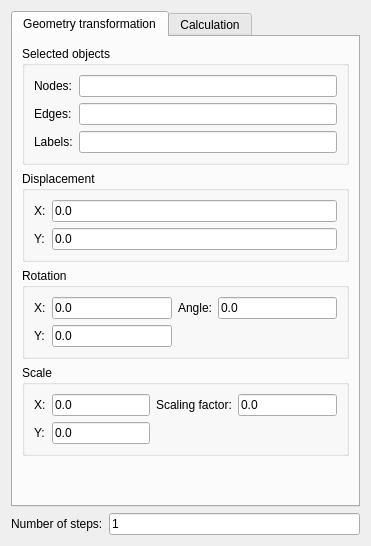
This is resources/forms/Serial Calculations.ui in hpfem/agros2d as Qt 5 draws it before an edit. The edited form follows.
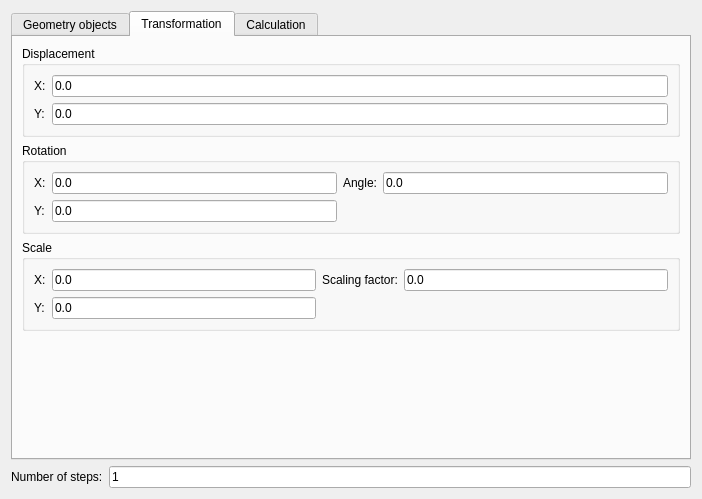
This is the edited form. The open tabs and pages were chosen to show the change.

Commit message: serial calculations form improved

Diff of the .ui file:
```diff
--- a/resources/forms/Serial Calculations.ui
+++ b/resources/forms/Serial Calculations.ui
@@ -6,8 +6,8 @@
    <rect>
     <x>0</x>
     <y>0</y>
-    <width>371</width>
-    <height>546</height>
+    <width>702</width>
+    <height>499</height>
    </rect>
   </property>
   <property name="windowTitle">
@@ -38,12 +38,67 @@
        <property name="currentIndex">
         <number>0</number>
        </property>
+       <widget class="QWidget" name="tab_3">
+        <attribute name="title">
+         <string>Geometry objects</string>
+        </attribute>
+        <layout class="QGridLayout" name="gridLayout_9">
+         <item row="0" column="1">
+          <widget class="QGroupBox" name="groupBox_6">
+           <property name="title">
+            <string>Edges</string>
+           </property>
+           <layout class="QHBoxLayout" name="horizontalLayout">
+            <item>
+             <widget class="QListWidget" name="lstEdges">
+              <property name="dataType" stdset="0">
+               <string>edges</string>
+              </property>
+             </widget>
+            </item>
+           </layout>
+          </widget>
+         </item>
+         <item row="0" column="0">
+          <widget class="QGroupBox" name="groupBox_5">
+           <property name="title">
+            <string>Nodes</string>
+           </property>
+           <layout class="QGridLayout" name="gridLayout_10">
+            <item row="1" column="0">
+             <widget class="QListWidget" name="lstNodes">
+              <property name="dataType" stdset="0">
+               <string>nodes</string>
+              </property>
+             </widget>
+            </item>
+           </layout>
+          </widget>
+         </item>
+         <item row="0" column="2">
+          <widget class="QGroupBox" name="groupBox_7">
+           <property name="title">
+            <string>Labels</string>
+           </property>
+           <layout class="QGridLayout" name="gridLayout_11">
+            <item row="0" column="0">
+             <widget class="QListWidget" name="lstLabels">
+              <property name="dataType" stdset="0">
+               <string>labels</string>
+              </property>
+             </widget>
+            </item>
+           </layout>
+          </widget>
+         </item>
+        </layout>
+       </widget>
        <widget class="QWidget" name="tab">
         <attribute name="title">
-         <string>Geometry transformation</string>
+         <string>Transformation</string>
         </attribute>
         <layout class="QGridLayout" name="gridLayout_3">
-         <item row="4" column="0">
+         <item row="3" column="0">
           <widget class="QGroupBox" name="groupBox_3">
            <property name="title">
             <string>Scale</string>
@@ -103,64 +158,20 @@
            </layout>
           </widget>
          </item>
-         <item row="0" column="0">
-          <widget class="QGroupBox" name="groupBox_4">
-           <property name="title">
-            <string>Selected objects</string>
+         <item row="4" column="0">
+          <spacer name="verticalSpacer_2">
+           <property name="orientation">
+            <enum>Qt::Vertical</enum>
            </property>
-           <layout class="QGridLayout" name="gridLayout_7">
-            <item row="2" column="1">
-             <widget class="QLineEdit" name="txtLabels">
-              <property name="dataType" stdset="0">
-               <string>string</string>
-              </property>
-             </widget>
-            </item>
-            <item row="2" column="0">
-             <widget class="QLabel" name="label_5">
-              <property name="text">
-               <string>Labels:</string>
-              </property>
-             </widget>
-            </item>
-            <item row="0" column="1">
-             <widget class="QLineEdit" name="txtNodes">
-              <property name="dataType" stdset="0">
-               <string>string</string>
-              </property>
-             </widget>
-            </item>
-            <item row="1" column="1">
-             <widget class="QLineEdit" name="txtEdges">
-              <property name="accessibleName">
-               <string/>
-              </property>
-              <property name="text">
-               <string/>
-              </property>
-              <property name="dataType" stdset="0">
-               <string>string</string>
-              </property>
-             </widget>
-            </item>
-            <item row="1" column="0">
-             <widget class="QLabel" name="label">
-              <property name="text">
-               <string>Edges:</string>
-              </property>
-             </widget>
-            </item>
-            <item row="0" column="0">
-             <widget class="QLabel" name="label_6">
-              <property name="text">
-               <string>Nodes:</string>
-              </property>
-             </widget>
-            </item>
-           </layout>
-          </widget>
+           <property name="sizeHint" stdset="0">
+            <size>
+             <width>20</width>
+             <height>40</height>
+            </size>
+           </property>
+          </spacer>
          </item>
-         <item row="3" column="0">
+         <item row="2" column="0">
           <widget class="QGroupBox" name="groupBox_2">
            <property name="title">
             <string>Rotation</string>
@@ -226,20 +237,7 @@
            <zorder>txtRotateAngle</zorder>
           </widget>
          </item>
-         <item row="5" column="0">
-          <spacer name="verticalSpacer_2">
-           <property name="orientation">
-            <enum>Qt::Vertical</enum>
-           </property>
-           <property name="sizeHint" stdset="0">
-            <size>
-             <width>20</width>
-             <height>40</height>
-            </size>
-           </property>
-          </spacer>
-         </item>
-         <item row="2" column="0">
+         <item row="1" column="0">
           <widget class="QGroupBox" name="groupBox">
            <property name="title">
             <string>Displacement</string>
```
Left out of the diff: 2 changed lines with no effect on the pictures. The commit also changes 2 other files.
